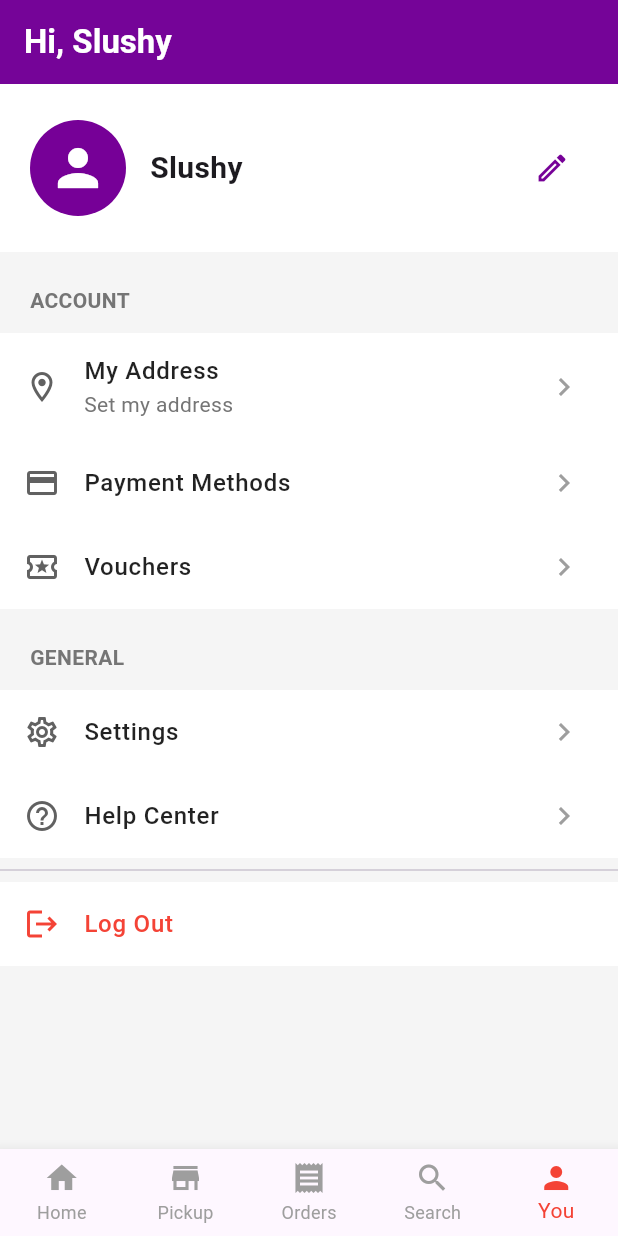
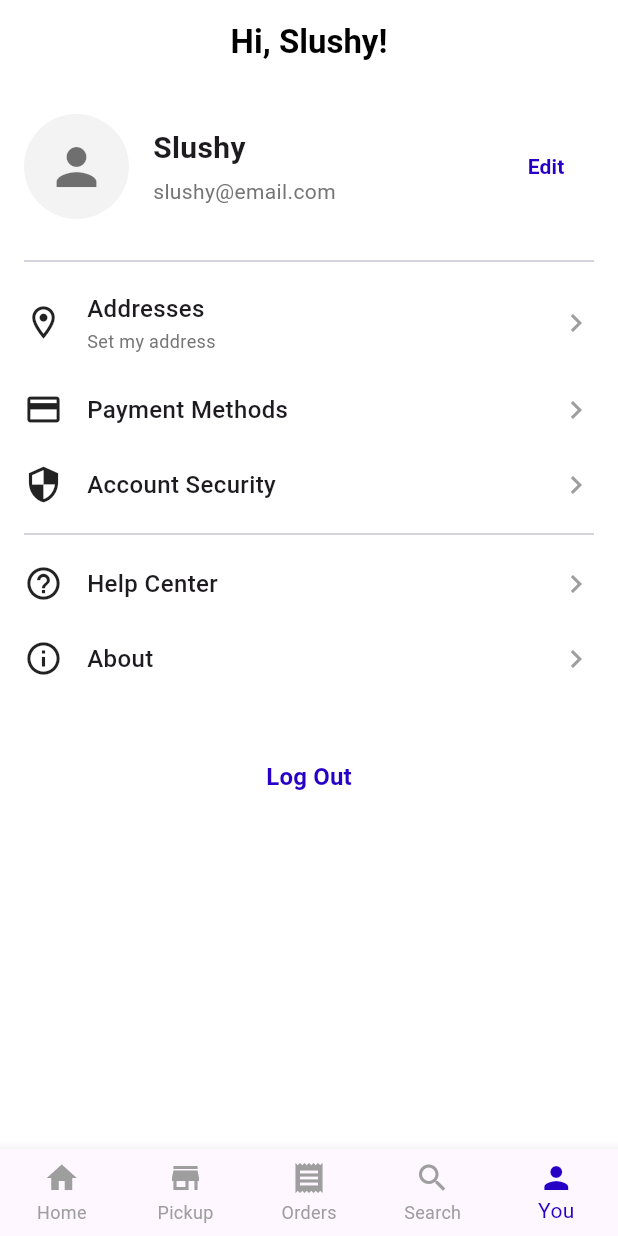
Before and after one commit to Darrell30/Food-Delivery-App, a Flutter app: the screen it shows after launch, item 5 of the bottom bar chosen, on a phone screen of 412 x 824 dp. Run offline on Flutter 3.47's test engine with Material 3 defaults, Android fonts, the light colour scheme and no system bars; our stand-ins replace geocoding, geolocator, google_maps_flutter.

Commit message:
Changed the UI layout of the profile screen so it matches the flow of the other screens' UI,m and changed the entire screen's color to blue so it matches (the color may still be a placeholder)

```diff
--- a/lib/Search/search_screen.dart
+++ b/lib/Search/search_screen.dart
@@ -49,7 +49,6 @@ class _SearchScreenState extends State<SearchScreen> {
 
   void _onSearchChanged() {
     setState(() {
-      _isSearching = _searchController.text.isNotEmpty;
     });
   }
 
--- a/lib/home_screen.dart
+++ b/lib/home_screen.dart
@@ -16,7 +16,7 @@ class HomeScreen extends StatelessWidget {
           children: const [
             Text(
               "DELIVERING TO",
-              style: TextStyle(fontSize: 12, color: Colors.red),
+              style: TextStyle(fontSize: 12, color: Color.fromRGBO(39, 0, 197, 1)),
             ),
             Text(
               "1122 Street Ave",
@@ -161,7 +161,7 @@ class SectionTitle extends StatelessWidget {
       children: [
         Text(title,
             style: const TextStyle(fontSize: 16, fontWeight: FontWeight.bold)),
-        const Text("See All", style: TextStyle(color: Colors.red)),
+        const Text("See All", style: TextStyle(color: Color.fromRGBO(39, 0, 197, 1))),
       ],
     );
   }
--- a/lib/main.dart
+++ b/lib/main.dart
@@ -17,7 +17,7 @@ class FoodDeliveryApp extends StatelessWidget {
     return MaterialApp(
       debugShowCheckedModeBanner: false,
       title: "Food Delivery",
-      theme: ThemeData(primarySwatch: Colors.red),
+      theme: ThemeData(primaryColor: const Color.fromRGBO(39, 0, 197, 1)),
       home: const MainPage(),
     );
   }
@@ -57,7 +57,7 @@ class _MainPageState extends State<MainPage> {
         body: _screens[_currentIndex],
         bottomNavigationBar: BottomNavigationBar(
           currentIndex: _currentIndex,
-          selectedItemColor: Colors.red,
+          selectedItemColor: Color.fromRGBO(39, 0, 197, 1),
           unselectedItemColor: Colors.grey,
           type: BottomNavigationBarType.fixed,
           onTap: (index) {
--- a/lib/profile/map_screen.dart
+++ b/lib/profile/map_screen.dart
@@ -111,7 +111,7 @@ class _MapScreenState extends State<MapScreen> {
                 }
               },
               style: ElevatedButton.styleFrom(
-                backgroundColor: Color.fromARGB(255, 118, 0, 151),
+                backgroundColor: Color.fromRGBO(39, 0, 197, 1),
                 padding: const EdgeInsets.symmetric(horizontal: 50, vertical: 15),
               ),
               child: const Text('Confirm This Address', style: TextStyle(fontSize: 16, color: Colors.white)),
--- a/lib/profile/profile.dart
+++ b/lib/profile/profile.dart
@@ -1,6 +1,6 @@
 import 'package:flutter/material.dart';
-import 'package:food_delivery_app/profile/screens/payment_methods_screen.dart';
-import 'map_screen.dart'; // Make sure this import is correct
+import 'map_screen.dart';
+import 'screens/payment_methods_screen.dart';
 
 class ProfilePage extends StatefulWidget {
   const ProfilePage({super.key});
@@ -15,8 +15,8 @@ class _ProfilePageState extends State<ProfilePage> {
   bool _isEditing = false;
   String _currentAddress = "Set my address";
 
-  // Gojek's signature green color
-  static const uiColor = Color.fromARGB(255, 118, 0, 151);
+  // Using the accent color from your HomeScreen
+  static const Color accentColor = Color.fromRGBO(39, 0, 197, 1);
 
   @override
   void initState() {
@@ -27,8 +27,8 @@ class _ProfilePageState extends State<ProfilePage> {
   void _toggleEdit() {
     setState(() {
       if (_isEditing) {
-        // When saving, update the state variable
         _userName = _nameController.text;
+        FocusScope.of(context).unfocus();
       }
       _isEditing = !_isEditing;
     });
@@ -56,20 +56,26 @@ class _ProfilePageState extends State<ProfilePage> {
   @override
   Widget build(BuildContext context) {
     return Scaffold(
-      backgroundColor: Colors.grey[100],
+      backgroundColor: Colors.white,
       appBar: AppBar(
-        title: Text('Hi, ${_userName}', style: const TextStyle(color: Colors.white, fontWeight: FontWeight.bold)),
-        backgroundColor: uiColor,
-        elevation: 1.0,
+        title: Text(
+          'Hi, ${_userName}!',
+          style: const TextStyle(color: Colors.black, fontWeight: FontWeight.bold),
+        ),
+        backgroundColor: Colors.white,
+        elevation: 0,
+        centerTitle: true,
       ),
       body: ListView(
+        padding: const EdgeInsets.symmetric(horizontal: 16.0),
         children: [
+          const SizedBox(height: 20),
           _buildHeader(),
-          const SizedBox(height: 10),
-          _buildSectionHeader("Account"),
+          const SizedBox(height: 20),
+          const Divider(),
           _buildMenuListItem(
             icon: Icons.location_on_outlined,
-            title: "My Address",
+            title: "Addresses",
             subtitle: _currentAddress,
             onTap: _navigateToMapScreen,
           ),
@@ -84,53 +90,50 @@ class _ProfilePageState extends State<ProfilePage> {
             },
           ),
           _buildMenuListItem(
-            icon: Icons.local_activity_outlined,
-            title: "Vouchers",
-            onTap: () { /* Navigate to Vouchers */ },
+            icon: Icons.security_outlined,
+            title: "Account Security",
+            onTap: () {},
           ),
-          const SizedBox(height: 10),
-          _buildSectionHeader("General"),
-           _buildMenuListItem(
-            icon: Icons.settings_outlined,
-            title: "Settings",
-            onTap: () { /* Navigate to Settings */ },
-          ),
+          const Divider(),
           _buildMenuListItem(
             icon: Icons.help_outline,
             title: "Help Center",
-            onTap: () { /* Navigate to Help Center */ },
+            onTap: () {},
           ),
-          const Divider(),
           _buildMenuListItem(
-            icon: Icons.logout,
-            title: "Log Out",
-            isLogout: true, // Special styling for logout
-            onTap: () { /* Handle Log Out */ },
+            icon: Icons.info_outline,
+            title: "About",
+            onTap: () {},
           ),
+          const SizedBox(height: 30),
+          _buildLogoutButton(),
         ],
       ),
     );
   }
 
-  // Header widget with profile picture and name/edit field
+  // Header widget styled like HomeScreen
   Widget _buildHeader() {
-    return Container(
-      color: Colors.white,
-      padding: const EdgeInsets.symmetric(horizontal: 20, vertical: 24),
-      child: Row(
+    return Row(
       children: [
         const CircleAvatar(
-            radius: 32,
-            backgroundColor: uiColor,
-            child: Icon(Icons.person, size: 40, color: Colors.white),
+          radius: 35,
+          backgroundColor: Color(0xFFF3F3F3), // Light grey
+          child: Icon(Icons.person, size: 40, color: Colors.black54),
         ),
         const SizedBox(width: 16),
         Expanded(
-            child: _isEditing
+          child: Column(
+            crossAxisAlignment: CrossAxisAlignment.start,
+            children: [
+              _isEditing
                   ? TextField(
                       controller: _nameController,
                       autofocus: true,
-                    style: const TextStyle(fontSize: 20, fontWeight: FontWeight.bold),
+                      style: const TextStyle(
+                        fontSize: 20,
+                        fontWeight: FontWeight.bold,
+                      ),
                       decoration: const InputDecoration(
                         isDense: true,
                         contentPadding: EdgeInsets.zero,
@@ -139,51 +142,84 @@ class _ProfilePageState extends State<ProfilePage> {
                     )
                   : Text(
                       _userName,
-                    style: const TextStyle(fontSize: 20, fontWeight: FontWeight.bold),
+                      style: const TextStyle(
+                        fontSize: 20,
+                        fontWeight: FontWeight.bold,
                       ),
                     ),
-          IconButton(
-            icon: Icon(_isEditing ? Icons.check_circle : Icons.edit_outlined, color: uiColor),
-            onPressed: _toggleEdit,
+              const SizedBox(height: 4),
+              Text(
+                "slushy@email.com", // Placeholder email
+                style: TextStyle(fontSize: 14, color: Colors.grey[600]),
               ),
             ],
           ),
+        ),
+        TextButton(
+          onPressed: _toggleEdit,
+          child: Text(
+            _isEditing ? "Save" : "Edit",
+            style: const TextStyle(color: accentColor, fontWeight: FontWeight.bold),
+          ),
+        ),
+      ],
     );
   }
 
-  // Reusable widget for creating a styled list tile menu item
+  // A cleaner list item to match the new style
   Widget _buildMenuListItem({
     required IconData icon,
     required String title,
     String? subtitle,
     required VoidCallback onTap,
-    bool isLogout = false,
   }) {
-    final titleColor = isLogout ? Colors.red : Colors.black87;
-    final iconColor = isLogout ? Colors.red : Colors.grey[700];
-
-    return Container(
-      color: Colors.white,
-      child: ListTile(
-        leading: Icon(icon, color: iconColor),
-        title: Text(title, style: TextStyle(color: titleColor, fontWeight: FontWeight.w500)),
-        subtitle: subtitle != null ? Text(subtitle, style: TextStyle(color: Colors.grey[600]), maxLines: 1, overflow: TextOverflow.ellipsis,) : null,
-        trailing: isLogout ? null : const Icon(Icons.chevron_right, color: Colors.grey),
+    return InkWell(
       onTap: onTap,
+      child: Padding(
+        padding: const EdgeInsets.symmetric(vertical: 12.0),
+        child: Row(
+          children: [
+            Icon(icon, color: Colors.black87, size: 26),
+            const SizedBox(width: 16),
+            Expanded(
+              child: Column(
+                crossAxisAlignment: CrossAxisAlignment.start,
+                children: [
+                  Text(
+                    title,
+                    style: const TextStyle(fontSize: 16, fontWeight: FontWeight.w500),
+                  ),
+                  if (subtitle != null) ...[
+                    const SizedBox(height: 2),
+                    Text(
+                      subtitle,
+                      maxLines: 1,
+                      overflow: TextOverflow.ellipsis,
+                      style: TextStyle(color: Colors.grey[600], fontSize: 12),
+                    ),
+                  ],
+                ],
+              ),
+            ),
+            const Icon(Icons.chevron_right, color: Colors.grey),
+          ],
+        ),
       ),
     );
   }
 
-  // Reusable widget for section headers like "Account"
-  Widget _buildSectionHeader(String title) {
-    return Padding(
-      padding: const EdgeInsets.symmetric(horizontal: 20.0, vertical: 12.0),
-      child: Text(
-        title.toUpperCase(),
+  // Logout button styled with the red accent color
+  Widget _buildLogoutButton() {
+    return TextButton(
+      onPressed: () {
+        // Handle logout logic
+      },
+      child: const Text(
+        "Log Out",
         style: TextStyle(
-          color: Colors.grey[600],
+          color: accentColor,
+          fontSize: 16,
           fontWeight: FontWeight.bold,
-          fontSize: 14,
         ),
       ),
     );
--- a/lib/profile/screens/payment_methods_screen.dart
+++ b/lib/profile/screens/payment_methods_screen.dart
@@ -24,7 +24,7 @@ class PaymentMethodsScreen extends StatefulWidget {
 }
 
 class _PaymentMethodsScreenState extends State<PaymentMethodsScreen> {
-  static const uiColor = Color.fromARGB(255, 118, 0, 151);
+  static const uiColor = Color.fromRGBO(39, 0, 197, 1);
 
   final List<PaymentMethod> _eWallets = [
     PaymentMethod(name: 'GoPay', balance: 'Balance: Rp 123.456', icon: Icons.account_balance_wallet, isSelected: true),
--- a/lib/widgets/restaurant_card.dart
+++ b/lib/widgets/restaurant_card.dart
@@ -22,7 +22,7 @@ class RestaurantCard extends StatelessWidget {
           mainAxisSize: MainAxisSize.min,
           children: [
             const Icon(Icons.star, color: Colors.amber, size: 16),
-            const SizedBox(width: 4),
+    const SizedBox(width: 4),
             Text(restaurant.rating.toString()),
           ],
         ),
```
Lines whose indentation alone changed are shown as unchanged.
